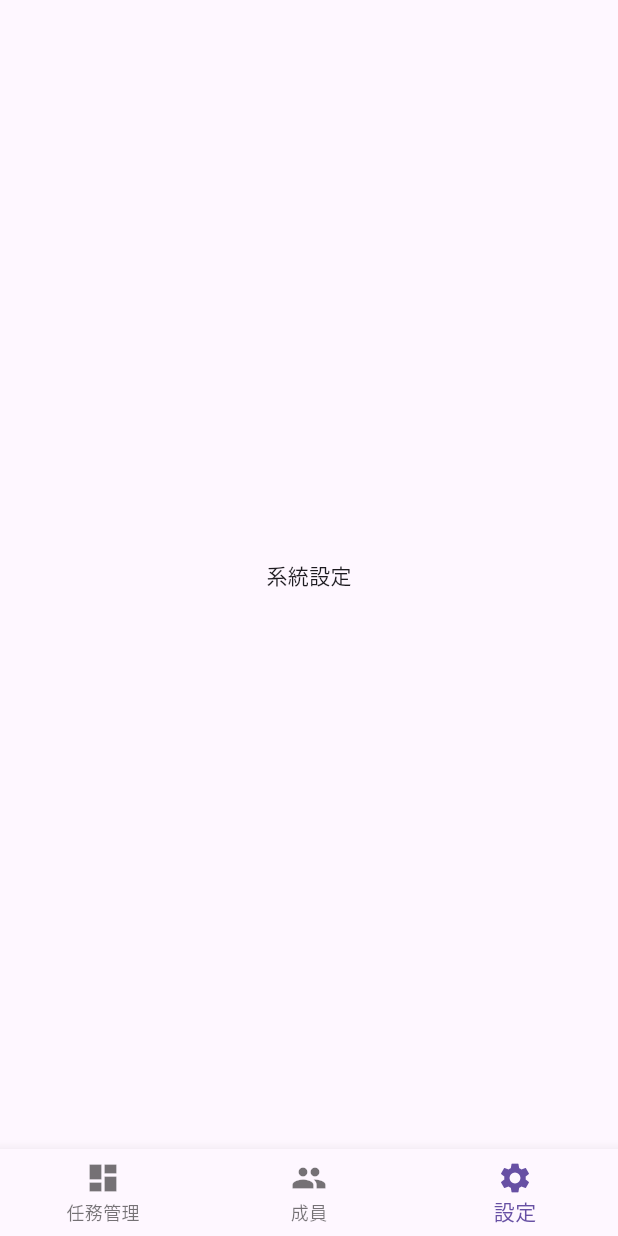
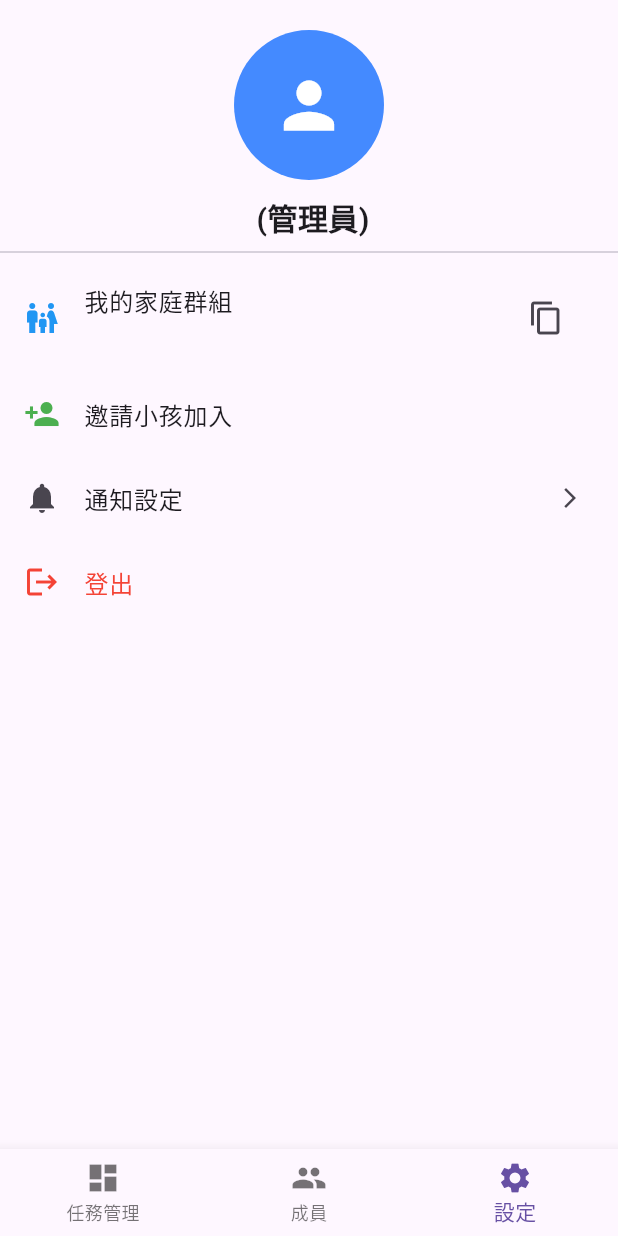
Before and after one commit to namonroll/shadow_wallet, a Flutter app: the ParentNavScaffold screen opened directly, item 3 of the bottom bar chosen, on a phone screen of 412 x 824 dp. Run offline on Flutter 3.47's test engine with Material 3 defaults, Android fonts, the phone set to English and light mode, and no system bars; accounts and stored records are empty.

Commit message:
家長加一個

```diff
--- a/lib/core/models/user_model.dart
+++ b/lib/core/models/user_model.dart
@@ -13,5 +13,5 @@ class UserModel {
     this.groupId,
   });
 
-  // 未來接 API 時，這裡會寫 fromJson 和 toJson
+
 }
--- a/lib/core/widgets/parent_nav_scaffold.dart
+++ b/lib/core/widgets/parent_nav_scaffold.dart
@@ -1,5 +1,8 @@
 import 'package:flutter/material.dart';
 import '../../features/task_board/views/parent/parent_task_board_view.dart';
+import '../../features/family_group/views/parent_member_list_view.dart';
+import '../../features/profile/views/parent_profile_view.dart';
+
 
 class ParentNavScaffold extends StatefulWidget {
   const ParentNavScaffold({super.key});
@@ -13,8 +16,8 @@ class _ParentNavScaffoldState extends State<ParentNavScaffold> {
 
   final List<Widget> _pages = [
     ParentTaskBoardView(), // 管理任務清單
-    const Center(child: Text('家庭成員管理')), // 查看小孩表現
-    const Center(child: Text('系統設定')),
+    ParentMemberListView(), // 查看小孩表現
+    ParentProfileView(), // 設定頁面
   ];
 
   @override
--- a/lib/features/family_group/views/parent_create_view.dart
+++ b/lib/features/family_group/views/parent_create_view.dart
@@ -19,7 +19,7 @@ class ParentCreateView extends StatelessWidget {
           crossAxisAlignment: CrossAxisAlignment.center,
           children: [
             if (groupProvider.currentGroup == null) ...[
-              const Text('為你的家庭取個名字吧', style: TextStyle(fontSize: 18)),
+              const Text('建立家庭群組', style: TextStyle(fontSize: 18)),
               const SizedBox(height: 20),
               TextField(
                 controller: _nameController,
--- a/lib/features/profile/views/child_profile_view.dart
+++ b/lib/features/profile/views/child_profile_view.dart
@@ -30,7 +30,8 @@ class ChildProfileView extends StatelessWidget {
           leading: const Icon(Icons.logout, color: Colors.red),
           title: const Text('登出', style: TextStyle(color: Colors.red)),
           onTap: () {
-            // 這裡可以寫登出的邏輯
+            // 清除登入狀態並跳回 RoleSelectionView
+            Navigator.pushNamedAndRemoveUntil(context, '/', (route) => false);
           },
         ),
       ],
--- /dev/null
+++ b/lib/features/profile/views/parent_profile_view.dart
@@ -0,0 +1,82 @@
+import 'package:flutter/material.dart';
+import 'package:provider/provider.dart';
+import '../../auth/providers/auth_provider.dart';
+
+class ParentProfileView extends StatelessWidget {
+  const ParentProfileView({super.key});
+
+  @override
+  Widget build(BuildContext context) {
+    final user = context.watch<AuthProvider>().currentUser;
+
+    return ListView(
+      children: [
+        const SizedBox(height: 20),
+        // 1. 大頭照與姓名
+        const Center(
+          child: CircleAvatar(
+            radius: 50,
+            backgroundColor: Colors.blueAccent, // 家長端可以用不同的顏色區分
+            child: Icon(Icons.person, size: 50, color: Colors.white),
+          ),
+        ),
+        const SizedBox(height: 10),
+        Center(
+          child: Text(
+            '${user?.name ?? '家長'} (管理員)',
+            style: const TextStyle(fontSize: 20, fontWeight: FontWeight.bold)
+          )
+        ),
+        const Divider(),
+
+        // 2. 家庭資訊
+        ListTile(
+          leading: const Icon(Icons.family_restroom, color: Colors.blue),
+          title: const Text('我的家庭群組'),
+          subtitle: Text(user?.groupId ?? '尚未建立'),
+          trailing: IconButton(
+            icon: const Icon(Icons.copy),
+            onPressed: () {
+              // TODO: 實作複製群組 ID 的功能
+              ScaffoldMessenger.of(context).showSnackBar(const SnackBar(content: Text('已複製群組 ID')));
+            },
+          ),
+        ),
+
+        // 3. 家長專屬：邀請成員 (這在設定頁很常見)
+        ListTile(
+          leading: const Icon(Icons.person_add, color: Colors.green),
+          title: const Text('邀請小孩加入'),
+          onTap: () {
+            // 可以彈出一個 Dialog 顯示邀請碼
+            showDialog(
+              context: context,
+              builder: (context) => AlertDialog(
+                title: const Text('家庭邀請碼'),
+                content: Text('請小孩輸入此序號：\n${user?.groupId ?? "9999"}', textAlign: TextAlign.center),
+                actions: [TextButton(onPressed: () => Navigator.pop(context), child: const Text('確定'))],
+              ),
+            );
+          },
+        ),
+
+        // 4. 系統設定
+        const ListTile(
+          leading: Icon(Icons.notifications),
+          title: Text('通知設定'),
+          trailing: Icon(Icons.arrow_forward_ios, size: 16),
+        ),
+
+        // 5. 登出
+        ListTile(
+          leading: const Icon(Icons.logout, color: Colors.red),
+          title: const Text('登出', style: TextStyle(color: Colors.red)),
+          onTap: () {
+            // 清除登入狀態並跳回 RoleSelectionView
+            Navigator.pushNamedAndRemoveUntil(context, '/', (route) => false);
+          },
+        ),
+      ],
+    );
+  }
+}
```
Also changed, not shown: lib/core/models/member_profile_enums.dart (added, +38 -0 lines), lib/features/family_group/views/parent_member_edit_view.dart (added, +93 -0 lines), lib/features/family_group/views/parent_member_list_view.dart (added, +40 -0 lines).
